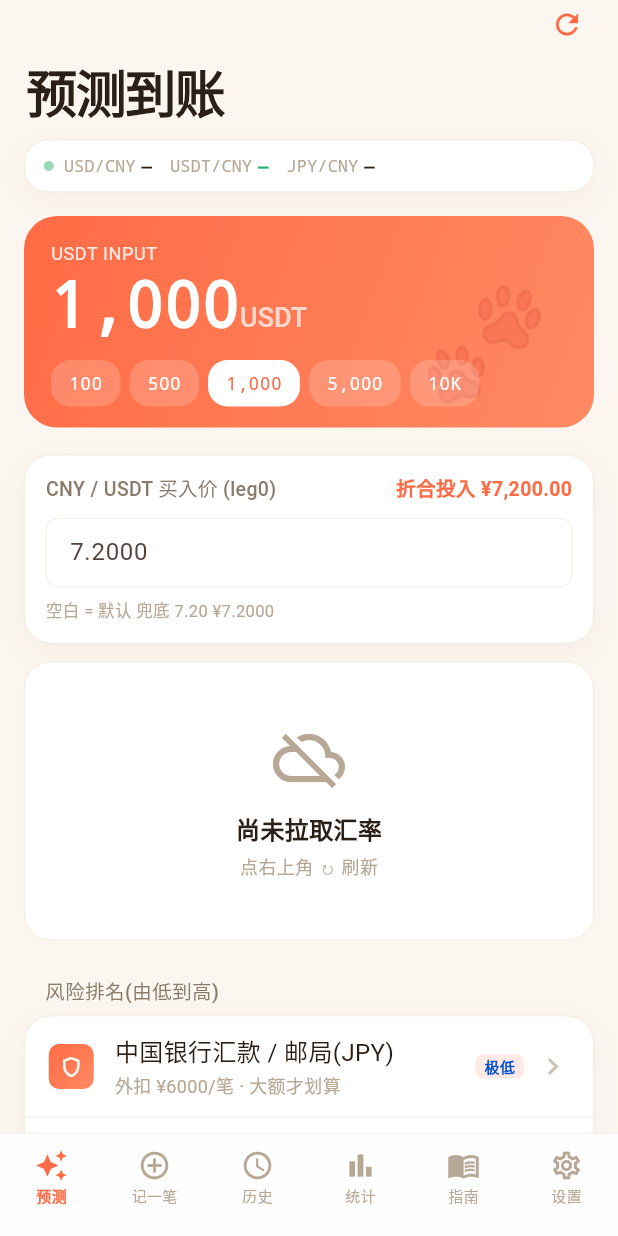
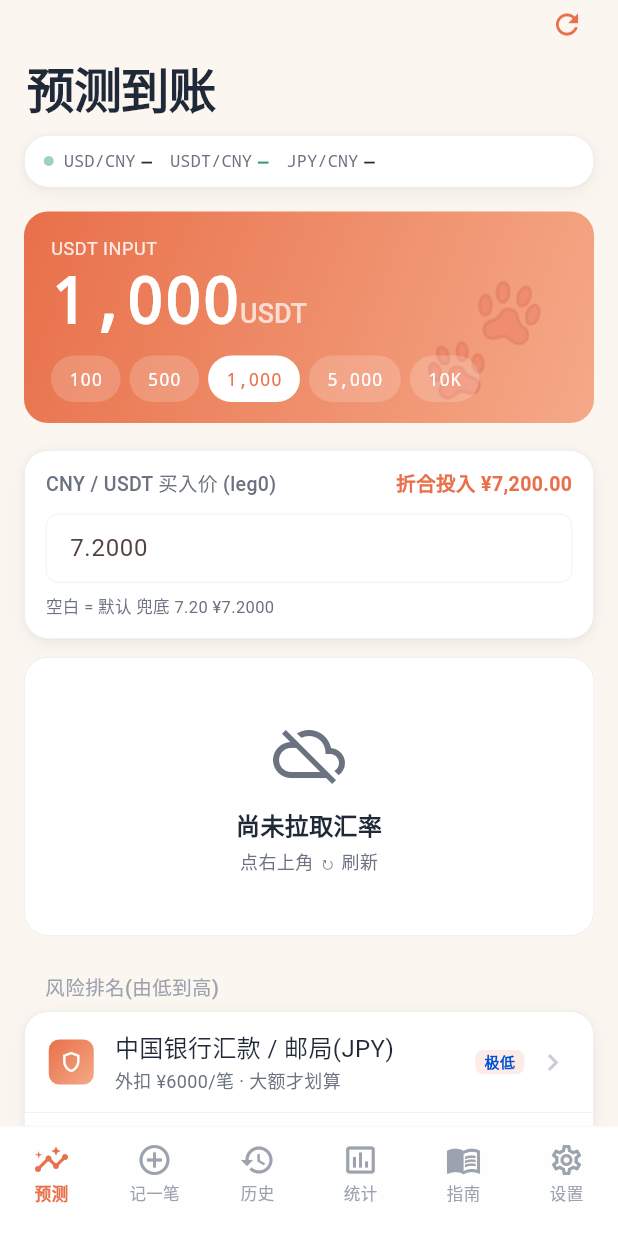
Before and after one commit to kary2999/purr-swap, a Flutter app: the screen it shows after launch, on a phone screen of 412 x 824 dp. Run offline on Flutter 3.47's test engine with Material 3 defaults, Android fonts, the phone set to English and light mode, and no system bars; our stand-ins replace fl_chart, shared_preferences, url_launcher_web; missing offline and left inert: shared_preferences_web; network calls fail; Roboto replaces fonts that are missing (LXGW, PingFang SC).

Commit message:
style: UI 视觉优化 — 橙色降饱和减面积 + 精致字体 + 统一图标/圆角/阴影
按需求规范, 只改样式层不动逻辑:
- 配色 token: 主橙降饱和 #FF6B45→#E8704A, 仅用于按钮/选中/关键数字;
  背景暖米白 #FBF6F0, 文字改冷灰 (#1F2937/#6B7280/#9CA3AF), 绿/红语义色调整
- 字体: 全局改 PingFang SC 无衬线链, 大标题字重 700→600
- 渠道排名: 每行描述精简至 ≤2 段, "估算" 改浅底胶囊 tag
- 底部 Tab: 6 图标统一线性 (24px), 未选中用柔灰非高对比
- 圆角统一 (卡片16/胶囊999/tag8), 阴影改轻柔中性投影
- Mac 套壳: 启动加 --disable-extensions (屏蔽浏览器扩展浮动球)

Co-Authored-By: Claude Opus 4.8 (1M context) <noreply@anthropic.com>

```diff
--- a/lib/main.dart
+++ b/lib/main.dart
@@ -105,10 +105,10 @@ class _IOSTabBar extends StatelessWidget {
       padding: const EdgeInsets.only(top: 6, bottom: 16),
       child: Row(
         children: [
-          _tab(0, Icons.auto_awesome, '预测'),
+          _tab(0, Icons.insights_outlined, '预测'),
           _tab(1, Icons.add_circle_outline, '记一笔'),
-          _tab(2, Icons.access_time, '历史'),
-          _tab(3, Icons.bar_chart, '统计'),
+          _tab(2, Icons.history_outlined, '历史'),
+          _tab(3, Icons.insert_chart_outlined, '统计'),
           _tab(4, Icons.menu_book_outlined, '指南'),
           _tab(5, Icons.settings_outlined, '设置'),
         ],
@@ -127,12 +127,12 @@ class _IOSTabBar extends StatelessWidget {
           child: Column(
             mainAxisSize: MainAxisSize.min,
             children: [
-              Icon(icon, size: 22, color: active ? IOS.blue : IOS.gray),
-              const SizedBox(height: 2),
+              Icon(icon, size: 24, color: active ? IOS.blue : IOS.gray3),
+              const SizedBox(height: 3),
               Text(lb,
                   style: TextStyle(
-                    fontSize: 10,
-                    color: active ? IOS.blue : IOS.gray,
+                    fontSize: 11,
+                    color: active ? IOS.blue : IOS.gray3,
                     fontWeight: active ? FontWeight.w600 : FontWeight.w500,
                   )),
             ],
--- a/lib/theme/ios_theme.dart
+++ b/lib/theme/ios_theme.dart
@@ -5,30 +5,30 @@ import 'package:flutter/material.dart';
 /// 注: 历史代码大量引用 IOS.blue 作为"主色", 这里保留命名但重定向为珊瑚橙,
 ///     这样全 app 一处换肤、不必改动各页面引用。
 class IOS {
-  // 品牌主色 (原 blue/blueDark → 珊瑚橙渐变)
-  static const blue = Color(0xFFFF6B45); // coral 主色
-  static const blueDark = Color(0xFFFF8A63); // coral2 (渐变浅端)
-  static const coral = Color(0xFFFF6B45);
-  static const coral2 = Color(0xFFFF8A63);
-  static const peach = Color(0xFFFFEDE4); // 浅桃色 (奖章底 / 进度槽)
+  // 品牌主色 — 降饱和橙, 仅用于按钮/选中态/关键数字 (历史命名沿用 blue=主色)
+  static const blue = Color(0xFFE8704A); // --color-primary
+  static const blueDark = Color(0xFFF5A988); // --color-primary-soft (渐变浅端/弱强调)
+  static const coral = Color(0xFFE8704A);
+  static const coral2 = Color(0xFFF5A988);
+  static const peach = Color(0xFFFDF1EA); // --color-primary-bg 极浅橙 (选中行/卡片底)
 
-  // 语义色 (暖化的涨绿跌红)
-  static const green = Color(0xFF1FAE6B);
-  static const red = Color(0xFFF0504A);
-  static const orange = Color(0xFFFF9500);
-  static const yellow = Color(0xFFFFCC00);
+  // 语义色
+  static const green = Color(0xFF2E9E6B); // --color-success
+  static const red = Color(0xFFDC4C4C); // --color-danger
+  static const orange = Color(0xFFE8923A); // 警示橙 (降饱和, 区别于主色)
+  static const yellow = Color(0xFFE8B339);
   static const violet = Color(0xFFAF52DE);
   static const indigo = Color(0xFF5856D6);
 
-  // 暖色中性
-  static const gray = Color(0xFFB7A795); // 次级文字
-  static const gray2 = Color(0xFFCFC2B2); // 占位 / chevron
-  static const gray3 = Color(0xFF8A7B6B); // section header
-  static const grayBg = Color(0xFFFBF6EF); // 奶油底
-  static const separator = Color(0xFFEFE6D8); // 暖色发丝线
-  static const textPrimary = Color(0xFF2B2018);
-  static const textSecondary = Color(0xFF8A7B6B);
-  static const textTertiary = Color(0xFFB7A795);
+  // 中性 — 冷灰, 安静
+  static const gray = Color(0xFF6B7280); // --color-text-secondary
+  static const gray2 = Color(0xFFC9CDD3); // 占位 / chevron / 禁用
+  static const gray3 = Color(0xFF9CA3AF); // section header / tertiary
+  static const grayBg = Color(0xFFFBF6F0); // --color-bg 暖米白
+  static const separator = Color(0xFFECECEF); // 中性发丝线
+  static const textPrimary = Color(0xFF1F2937); // --color-text-primary 深灰非纯黑
+  static const textSecondary = Color(0xFF6B7280);
+  static const textTertiary = Color(0xFF9CA3AF);
 
   // 数字字体
   static const TextStyle mono = TextStyle(
@@ -42,19 +42,17 @@ class IOS {
   static TextStyle monoSize(double size, {FontWeight? weight, Color? color}) =>
       mono.copyWith(fontSize: size, fontWeight: weight, color: color);
 
-  // 间距 (暖色版更圆润)
-  static const double radCard = 18.0;
-  static const double radHero = 22.0;
-  static const double radPill = 13.0;
+  // 间距 / 圆角 (统一 4 的倍数; 卡片 16, 胶囊 999)
+  static const double radCard = 16.0;
+  static const double radHero = 16.0;
+  static const double radPill = 100.0;
+  static const double radTag = 8.0;
 
-  // 暖色卡片柔和阴影
-  static List<BoxShadow> get softShadow => [
-        BoxShadow(
-          color: const Color(0xFF785028).withValues(alpha: 0.05),
-          blurRadius: 16,
-          offset: const Offset(0, 6),
-        ),
-      ];
+  // 轻柔投影 (禁止又黑又硬)
+  static const List<BoxShadow> softShadow = [
+    BoxShadow(color: Color(0x0A000000), blurRadius: 3, offset: Offset(0, 1)),
+    BoxShadow(color: Color(0x0A000000), blurRadius: 12, offset: Offset(0, 4)),
+  ];
 
   static ThemeData themeData() {
     return ThemeData(
@@ -102,10 +100,16 @@ class IOS {
         bodyMedium: TextStyle(color: textPrimary, fontSize: 14),
         bodySmall: TextStyle(color: textSecondary, fontSize: 12),
       ),
-      // 中文字体保留 LXGW
-      fontFamily: 'LXGW',
+      // 精致无衬线优先; LXGW 作为 web/CanvasKit 的 CJK 兜底(系统字体在 web 不可靠)
+      fontFamily: 'PingFang SC',
       fontFamilyFallback: const [
-        'PingFang SC', 'Hiragino Sans GB', 'Microsoft YaHei', 'sans-serif',
+        'HarmonyOS Sans SC',
+        'Source Han Sans SC',
+        'Noto Sans SC',
+        'Hiragino Sans GB',
+        'Microsoft YaHei',
+        'LXGW',
+        'sans-serif',
       ],
     );
   }
--- a/lib/version.dart
+++ b/lib/version.dart
@@ -1,3 +1,3 @@
 /// 当前 app 版本号。
 /// 由 scripts/release.sh 自动 sed 写入，不要手动改。
-const String kAppVersion = '0.3.3';
+const String kAppVersion = '0.3.4';
--- a/pubspec.yaml
+++ b/pubspec.yaml
@@ -1,7 +1,7 @@
 name: currency_exchange
 description: Purr Swap · 换金所 — USDT 多渠道比价 / 记账 / 风险提示
 publish_to: 'none'
-version: 0.3.3
+version: 0.3.4
 
 environment:
   sdk: ">=3.3.0 <4.0.0"
```
Also changed, not shown: lib/pages/forecast_page.dart (+5 -7 lines), lib/widgets/ios_widgets.dart (+28 -5 lines), 1 other file.
